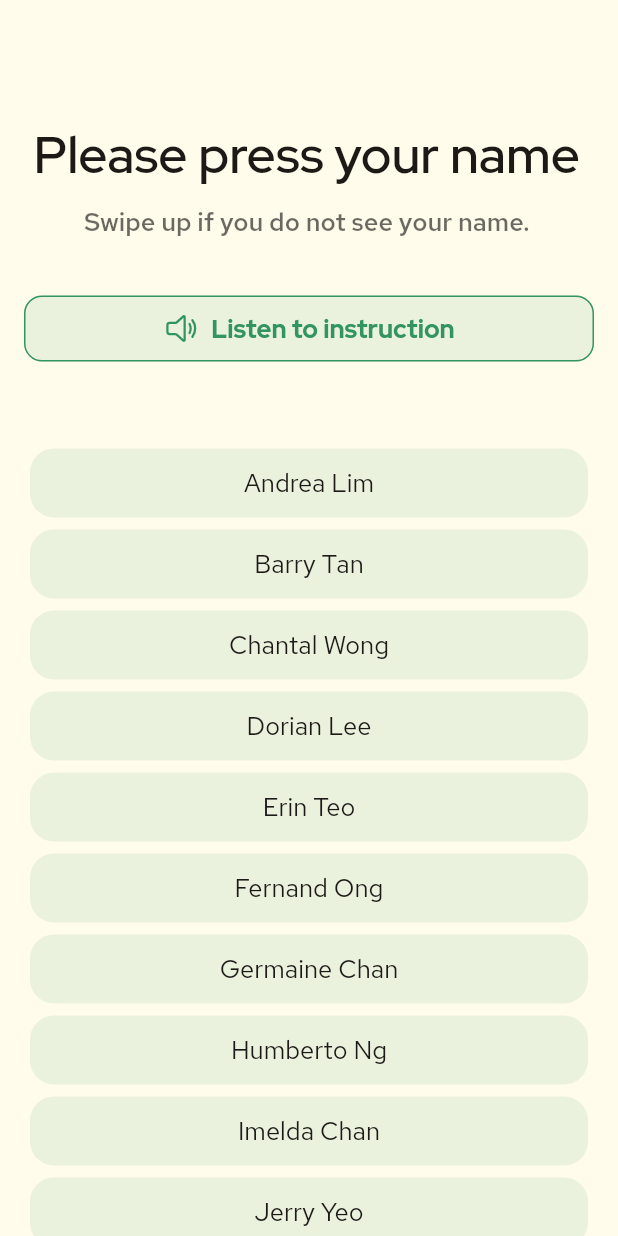
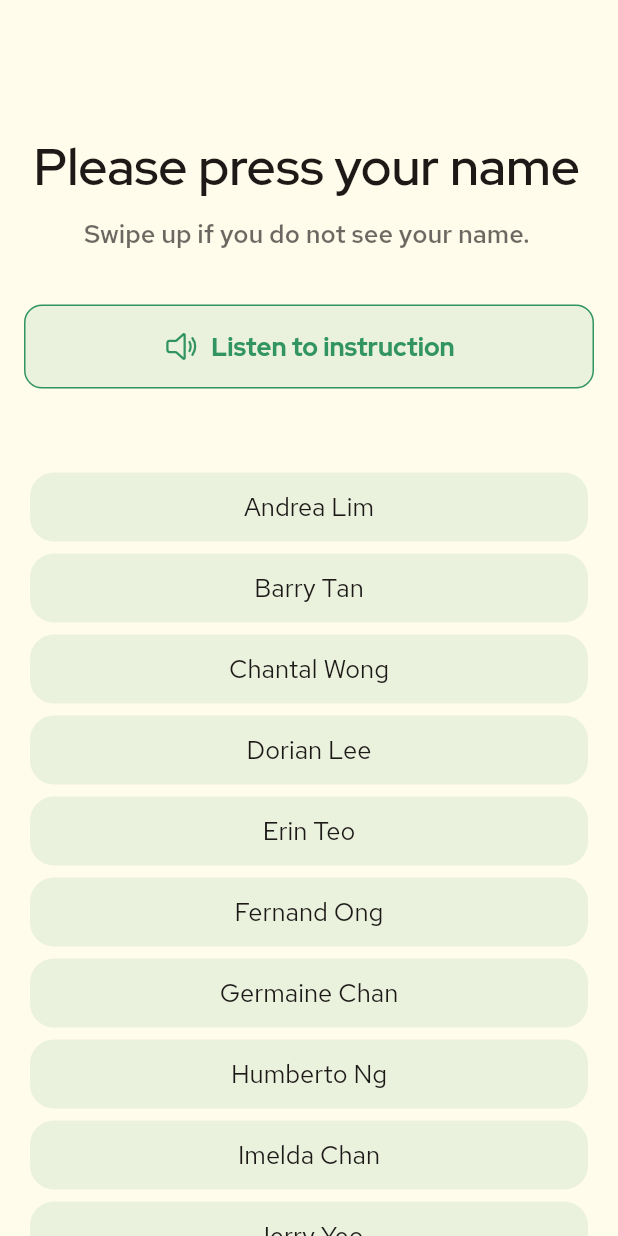
Before and after one commit to cervonwong/mint, a Flutter app: the screen it shows after launch, on a phone screen of 412 x 824 dp. Run offline on Flutter 3.47's test engine with Material 2 defaults, Android fonts, the phone set to English and light mode, and no system bars; our stand-ins replace cloud_firestore, firebase_core, fluentui_system_icons, flutter_tts, get_it; accounts and stored records are empty.

Commit message:
Make buttons larger

```diff
--- a/lib/main/ui/constants/theme_constants.dart
+++ b/lib/main/ui/constants/theme_constants.dart
@@ -16,12 +16,14 @@ class ThemeConstants {
     colorScheme: colorScheme,
     textTheme: textTheme,
 
-    // Other themeData.
+    // Button ThemeData.
+    elevatedButtonTheme: elevatedButton7ThemeData,
+
+    // Other ThemeData.
     appBarTheme: appBarTheme,
     cardTheme: cardTheme,
     dialogTheme: dialogTheme,
     dividerTheme: dividerIvoryThemeData,
-    elevatedButtonTheme: elevatedButton7ThemeData,
     iconTheme: iconThemeData,
     inputDecorationTheme: inputDecorationTheme,
 
@@ -158,8 +160,116 @@ class ThemeConstants {
     fontWeight: _boldWeight,
   );
 
+  // BUTTON THEME DATA ARGUMENTS ==============================================
+  static const _horizontalVisualDensity = 2.0;
+  static const _verticalVisualDensityLarge = 4.0;
+  static const _verticalVisualDensityRegular = 2.0;
+  static final elevatedButton7ThemeData = ElevatedButtonThemeData(
+    style: ButtonStyle(
+      textStyle: MaterialStateProperty.all<TextStyle>(
+        button7,
+      ),
+      elevation: MaterialStateProperty.all<double>(0.0),
+      shape: MaterialStateProperty.all<OutlinedBorder>(
+        RoundedRectangleBorder(
+          borderRadius: BorderRadius.circular(12.0),
+        ),
+      ),
+      visualDensity: const VisualDensity(
+        vertical: _verticalVisualDensityLarge,
+        horizontal: _horizontalVisualDensity,
+      ),
+      foregroundColor: MaterialStateProperty.resolveWith<Color>((states) {
+        if (states.contains(MaterialState.disabled)) {
+          return ColorConstants.blackSecondary;
+        }
+        return ColorConstants.whitePrimary;
+      }),
+      backgroundColor: MaterialStateProperty.resolveWith<Color>((states) {
+        if (states.contains(MaterialState.disabled)) {
+          return ColorConstants.blackTertiary;
+        }
+        return ColorConstants.greenPrimary;
+      }),
+    ),
+  );
+  static final listenButtonThemeData = OutlinedButtonThemeData(
+    style: ButtonStyle(
+      textStyle: MaterialStateProperty.all(ThemeConstants.button7),
+      shape: MaterialStateProperty.all(
+        RoundedRectangleBorder(
+          borderRadius: BorderRadius.circular(12.0),
+        ),
+      ),
+      visualDensity: const VisualDensity(
+        vertical: _verticalVisualDensityLarge,
+        horizontal: _horizontalVisualDensity,
+      ),
+      foregroundColor: MaterialStateProperty.resolveWith<Color>((states) {
+        if (states.contains(MaterialState.disabled)) {
+          return ColorConstants.blackSecondary;
+        }
+        return ColorConstants.greenPrimary;
+      }),
+      backgroundColor: MaterialStateProperty.resolveWith<Color>((states) {
+        if (states.contains(MaterialState.disabled)) {
+          return ColorConstants.blackTertiary;
+        }
+        return ColorConstants.greenOverlay;
+      }),
+      side: MaterialStateProperty.resolveWith(
+        (states) {
+          if (states.contains(MaterialState.disabled)) {
+            return BorderSide.none;
+          }
+          return const BorderSide(color: ColorConstants.greenPrimary);
+        },
+      ),
+    ),
+  );
+  static final textButton7ThemeData = TextButtonThemeData(
+    style: ButtonStyle(
+      textStyle: MaterialStateProperty.all(ThemeConstants.button7),
+      shape: MaterialStateProperty.all(
+        RoundedRectangleBorder(
+          borderRadius: BorderRadius.circular(12.0),
+        ),
+      ),
+      visualDensity: const VisualDensity(
+        vertical: _verticalVisualDensityRegular,
+        horizontal: _horizontalVisualDensity,
+      ),
+      foregroundColor: MaterialStateProperty.resolveWith<Color>((states) {
+        if (states.contains(MaterialState.disabled)) {
+          return ColorConstants.blackTertiary;
+        }
+        return ColorConstants.greenPrimary;
+      }),
+    ),
+  );
+  static final textButton7ErrorThemeData = TextButtonThemeData(
+    style: ButtonStyle(
+      textStyle: MaterialStateProperty.all(ThemeConstants.button7),
+      shape: MaterialStateProperty.all(
+        RoundedRectangleBorder(
+          borderRadius: BorderRadius.circular(12.0),
+        ),
+      ),
+      visualDensity: const VisualDensity(
+        vertical: _verticalVisualDensityRegular,
+        horizontal: _horizontalVisualDensity,
+      ),
+      overlayColor: MaterialStateProperty.all(ColorConstants.redLightOverlay),
+      foregroundColor: MaterialStateProperty.resolveWith<Color>((states) {
+        if (states.contains(MaterialState.disabled)) {
+          return ColorConstants.blackTertiary;
+        }
+        return ColorConstants.redPrimary;
+      }),
+    ),
+  );
+
   // OTHER THEME DATA ARGUMENTS ===============================================
-
   static const appBarTheme = AppBarTheme(
     backgroundColor: ColorConstants.ivoryPrimary,
     foregroundColor: ColorConstants.blackPrimary,
@@ -192,98 +302,6 @@ class ThemeConstants {
     thickness: 1.0,
     space: 1.0,
   );
-  static final elevatedButton7ThemeData = ElevatedButtonThemeData(
-    style: ButtonStyle(
-      textStyle: MaterialStateProperty.all<TextStyle>(
-        button7,
-      ),
-      elevation: MaterialStateProperty.all<double>(0.0),
-      shape: MaterialStateProperty.all<OutlinedBorder>(
-        RoundedRectangleBorder(
-          borderRadius: BorderRadius.circular(12.0),
-        ),
-      ),
-      visualDensity: const VisualDensity(vertical: 2.0),
-      foregroundColor: MaterialStateProperty.resolveWith<Color>((states) {
-        if (states.contains(MaterialState.disabled)) {
-          return ColorConstants.blackSecondary;
-        }
-        return ColorConstants.whitePrimary;
-      }),
-      backgroundColor: MaterialStateProperty.resolveWith<Color>((states) {
-        if (states.contains(MaterialState.disabled)) {
-          return ColorConstants.blackTertiary;
-        }
-        return ColorConstants.greenPrimary;
-      }),
-    ),
-  );
-  static final listenButtonThemeData = OutlinedButtonThemeData(
-    style: ButtonStyle(
-      textStyle: MaterialStateProperty.all(ThemeConstants.button7),
-      shape: MaterialStateProperty.all(
-        RoundedRectangleBorder(
-          borderRadius: BorderRadius.circular(12.0),
-        ),
-      ),
-      visualDensity: const VisualDensity(vertical: 2.0, horizontal: 2.0),
-      foregroundColor: MaterialStateProperty.resolveWith<Color>((states) {
-        if (states.contains(MaterialState.disabled)) {
-          return ColorConstants.blackSecondary;
-        }
-        return ColorConstants.greenPrimary;
-      }),
-      backgroundColor: MaterialStateProperty.resolveWith<Color>((states) {
-        if (states.contains(MaterialState.disabled)) {
-          return ColorConstants.blackTertiary;
-        }
-        return ColorConstants.greenOverlay;
-      }),
-      side: MaterialStateProperty.resolveWith(
-        (states) {
-          if (states.contains(MaterialState.disabled)) {
-            return BorderSide.none;
-          }
-          return const BorderSide(color: ColorConstants.greenPrimary);
-        },
-      ),
-    ),
-  );
-  static final textButton7ThemeData = TextButtonThemeData(
-    style: ButtonStyle(
-      textStyle: MaterialStateProperty.all(ThemeConstants.button7),
-      shape: MaterialStateProperty.all(
-        RoundedRectangleBorder(
-          borderRadius: BorderRadius.circular(12.0),
-        ),
-      ),
-      visualDensity: const VisualDensity(vertical: 2.0, horizontal: 2.0),
-      foregroundColor: MaterialStateProperty.resolveWith<Color>((states) {
-        if (states.contains(MaterialState.disabled)) {
-          return ColorConstants.blackTertiary;
-        }
-        return ColorConstants.greenPrimary;
-      }),
-    ),
-  );
-  static final textButton7ErrorThemeData = TextButtonThemeData(
-    style: ButtonStyle(
-      textStyle: MaterialStateProperty.all(ThemeConstants.button7),
-      shape: MaterialStateProperty.all(
-        RoundedRectangleBorder(
-          borderRadius: BorderRadius.circular(12.0),
-        ),
-      ),
-      visualDensity: const VisualDensity(vertical: 2.0, horizontal: 2.0),
-      overlayColor: MaterialStateProperty.all(ColorConstants.redLightOverlay),
-      foregroundColor: MaterialStateProperty.resolveWith<Color>((states) {
-        if (states.contains(MaterialState.disabled)) {
-          return ColorConstants.blackTertiary;
-        }
-        return ColorConstants.redPrimary;
-      }),
-    ),
-  );
   static const iconThemeData = IconThemeData(
     color: ColorConstants.greenPrimary,
   );
--- a/lib/main/ui/screens/trainee/step_detail_screen.dart
+++ b/lib/main/ui/screens/trainee/step_detail_screen.dart
@@ -256,9 +256,9 @@ class StepCard extends StatelessWidget {
           ),
           Padding(
             padding: const EdgeInsets.only(
-              left: 20.0,
-              right: 20.0,
-              bottom: 32.0,
+              left: 16.0,
+              right: 16.0,
+              bottom: 16.0,
             ),
             child: Column(
               crossAxisAlignment: CrossAxisAlignment.stretch,
--- a/lib/main/ui/shared_components/listen_button.dart
+++ b/lib/main/ui/shared_components/listen_button.dart
@@ -67,8 +67,8 @@ class ListenButton extends StatelessWidget {
             children: [
               const Center(
                 child: SizedBox(
-                  height: 20.0,
-                  width: 20.0,
+                  height: 24.0,
+                  width: 24.0,
                   child: Padding(
                     padding: EdgeInsets.all(2.0),
                     child: CircularProgressIndicator(
```
